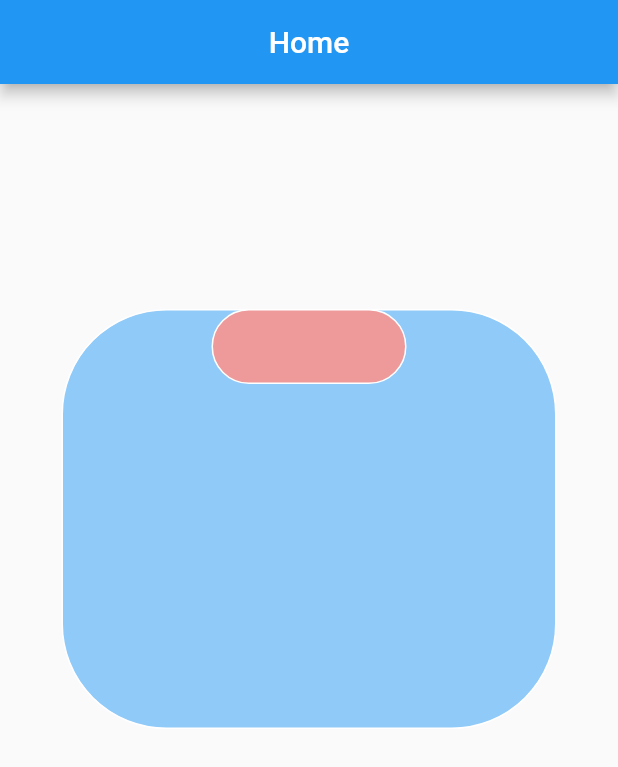
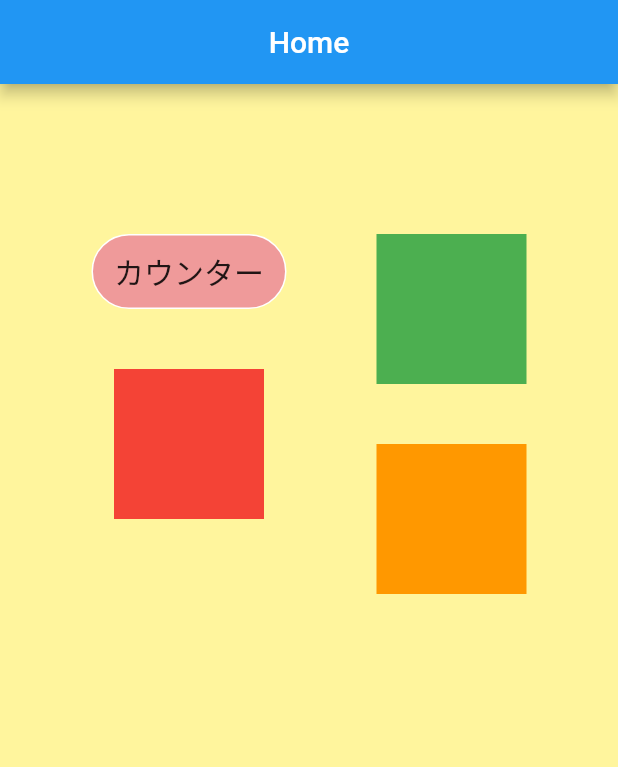
Before and after one commit to takumi-I621/takumi-I621, a Flutter app: the screen it shows after launch, on a phone screen of 412 x 824 dp. Shown: the top 767 px of the screen. Run offline on Flutter 3.47's test engine with Material 2 defaults, Android fonts, the phone set to English and light mode, and no system bars.

Commit message:
Column実装

```diff
--- a/lib/main.dart
+++ b/lib/main.dart
@@ -33,12 +33,12 @@ class MyHomePage extends StatefulWidget {
 }
 
 class _MyHomePageState extends State<MyHomePage> {
-  List<String> titleList = ['amazon', '楽天', 'Yahoo!', 'みずほ銀行', 'セゾン'];
-  int _counter = 0;
+  //List<String> titleList = ['amazon', '楽天', 'Yahoo!', 'みずほ銀行', 'セゾン'];
+  //int _counter = 0;
 
   void _incrementCounter() {
     setState(() {
-      _counter++;
+      //_counter++;
     });
   }
 
@@ -46,6 +46,7 @@ class _MyHomePageState extends State<MyHomePage> {
   Widget build(BuildContext context) {
 
     return Scaffold(
+      backgroundColor: Colors.yellow[200],
       appBar: AppBar(
         //centerTitleをtrueでタイトル文字を中央寄せ
         centerTitle: true,
@@ -54,6 +55,58 @@ class _MyHomePageState extends State<MyHomePage> {
 
       //https://codezine.jp/article/detail/14711
       body: Center(
+        child: Row(
+          mainAxisAlignment: MainAxisAlignment.center,
+          children: <Widget>[
+            Column(
+              children: <Widget>[
+                const Padding(padding: EdgeInsets.only(top: 100)),
+                Container(
+                    alignment: Alignment.center,
+                    child: const Text(
+                      'カウンター',
+                      style: TextStyle(
+                        fontSize: 20,
+                        fontStyle: FontStyle.normal,
+                      ),
+                    ),
+                    //color: Colors.blue,
+                    width: 130,
+                    height:50,
+                    decoration: BoxDecoration(
+                    border: Border.all(color: Colors.white),
+                    borderRadius: BorderRadius.circular(70),
+                    color: Colors.red[200],
+                ),
+              ),
+
+                const Padding(padding: EdgeInsets.symmetric(vertical: 20, horizontal: 10),),
+                Container( color: Colors.red, width: 100, height:100 ),
+              ],
+            ),
+
+            const Padding(padding: EdgeInsets.symmetric(vertical: 20, horizontal: 30),),
+
+            Column(
+              children: <Widget>[
+                const Padding(padding: EdgeInsets.only(top: 100)),
+                Container( color: Colors.green, width: 100, height:100 ),
+
+                const Padding(padding: EdgeInsets.symmetric(vertical: 20, horizontal: 10),),
+                Container( color: Colors.orange, width: 100, height:100 ),
+              ],
+            ),
+
+          ],
+        ),
+      ),
+
+    );
+  }
+}
+
+
+      /*body: Center(
         child: Column(
           //crossAxisAlignment: CrossAxisAlignment.start,
           children:[
@@ -62,10 +115,13 @@ class _MyHomePageState extends State<MyHomePage> {
               child: Column(//Columnウィジェットのchildrenプロパティでウィジェットを縦に表示する
                 crossAxisAlignment: CrossAxisAlignment.start,
                 children: [
+                  //Containerの重ね方
+                  //https://www.choge-blog.com/programming/fluttercontainer-overlay/
                   Stack(
                     children: [
                       Align(
                         alignment: Alignment.center,
+                        //大枠の青コンテナ
                         child: Container(
                           width: 330,
                           height: 280,
@@ -77,8 +133,16 @@ class _MyHomePageState extends State<MyHomePage> {
                         ),
                       ),
                       Align(
+                        //中の小さい赤コンテナ
+                        child: Container(
                           alignment: Alignment.center,
-                          child: Container(
+                          child: const Text(
+                            'カウンター',
+                            style: TextStyle(
+                              fontSize: 20,
+                              fontStyle: FontStyle.normal,
+                            ),
+                          ),
                           width: 130,
                           height: 50,
                           decoration: BoxDecoration(
@@ -89,7 +153,6 @@ class _MyHomePageState extends State<MyHomePage> {
                         ),
                       ),
                     ],
-
                   ),
                   //余白を設ける
                   Padding(padding: EdgeInsets.all(10)),
@@ -99,10 +162,8 @@ class _MyHomePageState extends State<MyHomePage> {
             Padding(padding: EdgeInsets.all(10)),
           ],
         ),
-      ),
-    );
-  }
-}
+      ),*/
+
 
 
 //Memo 頭大文字はウィジェット
```
Lines whose indentation alone changed are shown as unchanged.
